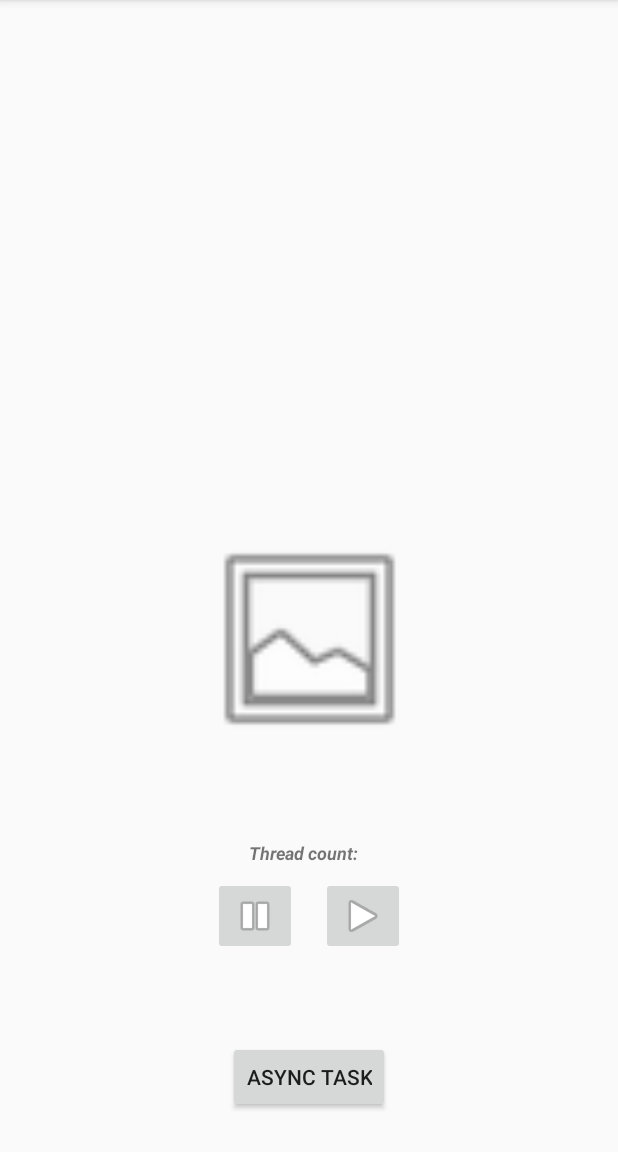
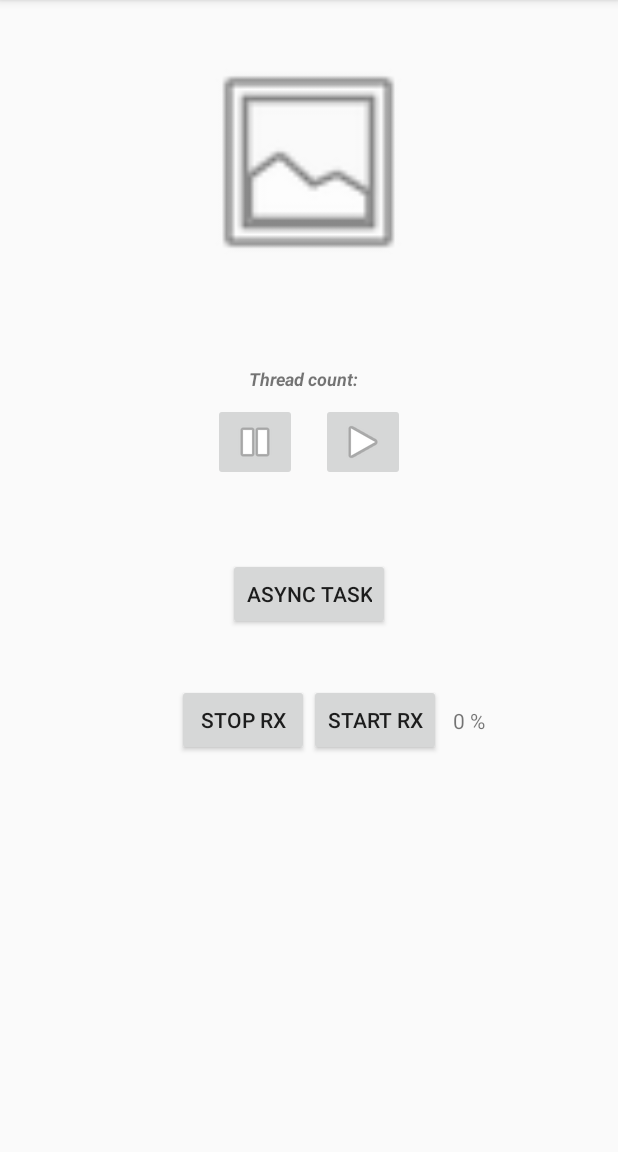
Before and after one commit to Daniil62/BackgroundThread, an Android app: the screen it shows after launch (MainActivity), on a phone screen of 412 x 824 dp, the part 84-1236 px from its top. Run offline under Robolectric (Android 15) with nearby library versions, the phone set to English and light mode, and no system bars; our stand-ins replace RxJava.

Commit message:
04. RxJava проталкивание и вытягивание. [150167#260314]

```diff
--- a/app/build.gradle
+++ b/app/build.gradle
@@ -26,6 +26,8 @@ dependencies {
     implementation fileTree(dir: 'libs', include: ['*.jar'])
     implementation 'com.android.support:appcompat-v7:28.0.0'
     implementation 'com.android.support.constraint:constraint-layout:2.0.4'
+    implementation 'io.reactivex.rxjava2:rxjava:2.1.6'
+    implementation 'io.reactivex.rxjava2:rxandroid:2.0.1'
     testImplementation 'junit:junit:4.12'
     androidTestImplementation 'com.android.support.test:runner:1.0.2'
     androidTestImplementation 'com.android.support.test.espresso:espresso-core:3.0.2'
--- a/app/src/main/java/ru/job4j/background_thread/MainActivity.java
+++ b/app/src/main/java/ru/job4j/background_thread/MainActivity.java
@@ -16,14 +16,22 @@ import android.widget.Toast;
 import java.io.InputStream;
 import java.lang.ref.WeakReference;
 import java.net.URL;
+import java.text.MessageFormat;
+import java.util.concurrent.TimeUnit;
+import io.reactivex.Observable;
+import io.reactivex.android.schedulers.AndroidSchedulers;
+import io.reactivex.disposables.Disposable;
 
 public class MainActivity extends AppCompatActivity {
     private Thread thread;
     private TextView threadText;
+    private TextView info;
     private Bitmap bitmap;
     private ImageView image;
     private ProgressBar pb;
     private ProgressBar pb2;
+    private ProgressBar pb3;
+    private Disposable sbr;
     public static WeakReference<MainActivity> activityWeakReference;
     private String url = "https://cdn.trinixy.ru/pics6/20200224/189250_12_trinixy_ru.jpg";
     @Override
@@ -33,22 +41,34 @@ public class MainActivity extends AppCompatActivity {
         ImageButton start_thread = findViewById(R.id.start_thread_button);
         ImageButton stop_thread = findViewById(R.id.stop_thread_button);
         threadText = findViewById(R.id.thread_count_textView);
+        info = findViewById(R.id.info_textView);
         image = findViewById(R.id.imageView);
         Button asyncTaskButton = findViewById(R.id.async_task_button);
+        Button startRx = findViewById(R.id.start_rx_button);
+        Button stopRx = findViewById(R.id.stop_rx_button);
         pb = findViewById(R.id.progressBar);
         pb2 = findViewById(R.id.progressBar2);
+        pb3 = findViewById(R.id.progressBar3);
+        boolean recreated = savedInstanceState != null;
+        final int startAt = recreated ? savedInstanceState.getInt(
+                "pb3_progress", 0) : 0;
+        String text = startAt + " %";
+        info.setText(text);
         start_thread.setOnClickListener(v -> startThread());
         stop_thread.setOnClickListener(v -> stopThread());
         image.setOnClickListener(v -> new ImageAsyncTask(this).execute(url));
         asyncTaskButton.setOnClickListener(v ->
             new SampleAsyncTask(this).execute(20)
         );
+        startRx.setOnClickListener(v -> startRx(startAt));
+        stopRx.setOnClickListener(v -> stopRx());
     }
     @Override
     protected void onSaveInstanceState(Bundle outState) {
         super.onSaveInstanceState(outState);
         outState.putParcelable("picture", bitmap);
         outState.putString("text", threadText.getText().toString());
+        outState.putInt("pb3_progress", pb3.getProgress());
     }
     @Override
     protected void onRestoreInstanceState(Bundle savedInstanceState) {
@@ -58,6 +78,11 @@ public class MainActivity extends AppCompatActivity {
             image.setImageBitmap(bitmap);
         }
         threadText.setText(savedInstanceState.getString("text"));
+    }
+    @Override
+    protected void onDestroy() {
+        super.onDestroy();
+        stopRx();
     }
     private void startThread() {
         thread = new Thread() {
@@ -98,6 +123,7 @@ public class MainActivity extends AppCompatActivity {
         }
         return bitmap;
     }
+//=================================================================================================
     private static class SampleAsyncTask extends AsyncTask<Integer, Integer, String> {
         SampleAsyncTask(MainActivity activity) {
             activityWeakReference = new WeakReference<>(activity);
@@ -185,4 +211,25 @@ public class MainActivity extends AppCompatActivity {
             activity.pb2.setVisibility(View.INVISIBLE);
         }
     }
+//=================================================================================================
+    private void startRx(int startAt) {
+        if (this.sbr == null || sbr.isDisposed()) {
+            sbr = Observable.interval(1, TimeUnit.SECONDS).observeOn(
+                    AndroidSchedulers.mainThread()).subscribe(
+                    v -> {
+                        info.setText(MessageFormat.format("{0}%", startAt + v.intValue()));
+                        pb3.setVisibility(View.VISIBLE);
+                        pb3.setProgress(startAt + v.intValue());
+                        if (pb3.getProgress() == 100) {
+                            stopRx();
+                        }
+                    });
+        }
+    }
+    private void stopRx() {
+        if (this.sbr != null) {
+            sbr.dispose();
+            this.pb3.setVisibility(View.INVISIBLE);
+        }
+    }
 }
--- a/app/src/main/res/layout-land/activity_main.xml
+++ b/app/src/main/res/layout-land/activity_main.xml
@@ -11,29 +11,24 @@
         android:id="@+id/linearLayout2"
         android:layout_width="wrap_content"
         android:layout_height="wrap_content"
+        android:layout_marginEnd="80dp"
         android:gravity="center"
-        android:layout_marginStart="8dp"
-        android:layout_marginTop="8dp"
-        android:layout_marginEnd="8dp"
-        android:layout_marginBottom="8dp"
         android:orientation="horizontal"
-        app:layout_constraintBottom_toBottomOf="parent"
-        app:layout_constraintEnd_toEndOf="parent"
-        app:layout_constraintStart_toStartOf="parent"
-        app:layout_constraintTop_toTopOf="parent">
+        app:layout_constraintBottom_toTopOf="@+id/progressBar2"
+        app:layout_constraintEnd_toEndOf="parent">
 
         <LinearLayout
             android:layout_width="wrap_content"
             android:layout_height="wrap_content"
-            android:orientation="vertical"
-            android:gravity="center">
+            android:gravity="center"
+            android:orientation="vertical">
 
             <TextView
                 android:id="@+id/thread_count_textView"
                 android:layout_width="wrap_content"
                 android:layout_height="wrap_content"
+                android:layout_gravity="center"
                 android:layout_margin="8dp"
-                android:layout_gravity="center"
                 android:text="@string/thread_count"
                 android:textSize="12dp"
                 android:textStyle="italic|bold"
@@ -43,8 +38,8 @@
                 android:layout_width="wrap_content"
                 android:layout_height="wrap_content"
                 android:layout_marginBottom="8dp"
-                android:orientation="horizontal"
-                android:gravity="center">
+                android:gravity="center"
+                android:orientation="horizontal">
 
                 <ImageButton
                     android:id="@+id/stop_thread_button"
@@ -75,15 +70,10 @@
         android:id="@+id/async_task_button"
         android:layout_width="wrap_content"
         android:layout_height="wrap_content"
-        android:layout_marginStart="8dp"
-        android:layout_marginTop="8dp"
-        android:layout_marginEnd="8dp"
-        android:layout_marginBottom="8dp"
         android:text="@string/asynctask"
         app:layout_constraintBottom_toBottomOf="parent"
         app:layout_constraintEnd_toEndOf="parent"
-        app:layout_constraintStart_toStartOf="parent"
-        app:layout_constraintTop_toBottomOf="@+id/linearLayout2" />
+        app:layout_constraintStart_toStartOf="parent" />
 
     <ProgressBar
         android:id="@+id/progressBar"
@@ -102,9 +92,54 @@
         android:layout_width="match_parent"
         android:layout_height="wrap_content"
         android:visibility="invisible"
-        app:layout_constraintEnd_toEndOf="@+id/linearLayout2"
-        app:layout_constraintStart_toStartOf="@+id/linearLayout2"
-        app:layout_constraintTop_toBottomOf="@+id/linearLayout2"
+        app:layout_constraintBottom_toTopOf="@+id/async_task_button"
+        app:layout_constraintEnd_toEndOf="parent"
+        app:layout_constraintHorizontal_bias="0.0"
+        app:layout_constraintStart_toStartOf="parent"
         tools:visibility="visible" />
 
+    <LinearLayout
+        android:id="@+id/linearLayout4"
+        android:layout_width="wrap_content"
+        android:layout_height="wrap_content"
+        android:orientation="horizontal"
+        app:layout_constraintEnd_toStartOf="@+id/linearLayout2"
+        app:layout_constraintStart_toEndOf="parent"
+        app:layout_constraintStart_toStartOf="parent"
+        app:layout_constraintTop_toBottomOf="@+id/progressBar3">
+
+        <Button
+            android:id="@+id/stop_rx_button"
+            android:layout_width="wrap_content"
+            android:layout_height="wrap_content"
+            android:text="@string/stop_rx"
+            tools:ignore="ButtonStyle" />
+
+        <Button
+            android:id="@+id/start_rx_button"
+            android:layout_width="wrap_content"
+            android:layout_height="wrap_content"
+            android:text="@string/start_rx"
+            tools:ignore="ButtonStyle" />
+    </LinearLayout>
+
+    <ProgressBar
+        android:id="@+id/progressBar3"
+        style="?android:attr/progressBarStyleHorizontal"
+        android:layout_width="match_parent"
+        android:layout_height="0dp"
+        android:visibility="invisible"
+        app:layout_constraintBottom_toTopOf="@+id/linearLayout2"
+        tools:layout_editor_absoluteX="0dp"
+        tools:visibility="visible" />
+
+    <TextView
+        android:id="@+id/info_textView"
+        android:layout_width="wrap_content"
+        android:layout_height="wrap_content"
+        android:layout_marginStart="8dp"
+        app:layout_constraintBottom_toBottomOf="@+id/linearLayout4"
+        app:layout_constraintStart_toEndOf="@+id/linearLayout4"
+        app:layout_constraintTop_toTopOf="@+id/linearLayout4" />
+
 </android.support.constraint.ConstraintLayout>
--- a/app/src/main/res/layout/activity_main.xml
+++ b/app/src/main/res/layout/activity_main.xml
@@ -11,14 +11,12 @@
         android:id="@+id/linearLayout2"
         android:layout_width="wrap_content"
         android:layout_height="wrap_content"
-        android:layout_marginStart="8dp"
-        android:layout_marginEnd="8dp"
-        android:layout_marginBottom="100dp"
+        android:layout_marginTop="20dp"
         android:orientation="vertical"
         android:paddingBottom="15dp"
-        app:layout_constraintBottom_toBottomOf="parent"
         app:layout_constraintEnd_toEndOf="parent"
-        app:layout_constraintStart_toStartOf="parent">
+        app:layout_constraintStart_toStartOf="parent"
+        app:layout_constraintTop_toBottomOf="@+id/linearLayout">
 
         <TextView
             android:id="@+id/thread_count_textView"
@@ -59,29 +57,38 @@
 
     </LinearLayout>
 
+    <LinearLayout
+        android:id="@+id/linearLayout"
+        android:layout_width="match_parent"
+        android:layout_height="wrap_content"
+        android:layout_marginTop="8dp"
+        android:gravity="center"
+        android:orientation="vertical"
+        app:layout_constraintTop_toTopOf="parent">
+
         <ImageView
             android:id="@+id/imageView"
             android:layout_width="150dp"
             android:layout_height="200dp"
-        android:layout_marginStart="8dp"
-        android:layout_marginEnd="8dp"
-        android:layout_marginBottom="8dp"
-        app:layout_constraintBottom_toTopOf="@+id/progressBar2"
-        app:layout_constraintEnd_toEndOf="parent"
-        app:layout_constraintStart_toStartOf="parent"
             app:srcCompat="@android:drawable/ic_menu_gallery"
             tools:ignore="ContentDescription" />
+
+        <ProgressBar
+            android:id="@+id/progressBar2"
+            style="?android:attr/progressBarStyleHorizontal"
+            android:layout_width="match_parent"
+            android:layout_height="wrap_content"
+            android:visibility="invisible"
+            tools:visibility="visible" />
+    </LinearLayout>
+
 
     <Button
         android:id="@+id/async_task_button"
         android:layout_width="wrap_content"
         android:layout_height="wrap_content"
-        android:layout_marginStart="8dp"
-        android:layout_marginTop="8dp"
-        android:layout_marginEnd="8dp"
-        android:layout_marginBottom="8dp"
+        android:layout_marginTop="20dp"
         android:text="@string/asynctask"
-        app:layout_constraintBottom_toBottomOf="parent"
         app:layout_constraintEnd_toEndOf="parent"
         app:layout_constraintStart_toStartOf="parent"
         app:layout_constraintTop_toBottomOf="@+id/linearLayout2" />
@@ -97,18 +104,52 @@
         app:layout_constraintBottom_toBottomOf="@+id/async_task_button"
         app:layout_constraintStart_toEndOf="@+id/async_task_button"/>
 
+    <LinearLayout
+        android:id="@+id/linearLayout3"
+        android:layout_width="wrap_content"
+        android:layout_height="wrap_content"
+        android:layout_marginStart="8dp"
+        android:layout_marginEnd="8dp"
+        android:orientation="horizontal"
+        app:layout_constraintEnd_toEndOf="parent"
+        app:layout_constraintStart_toStartOf="parent"
+        app:layout_constraintTop_toBottomOf="@+id/progressBar3">
+
+        <Button
+            android:id="@+id/stop_rx_button"
+            android:layout_width="wrap_content"
+            android:layout_height="wrap_content"
+            android:text="@string/stop_rx"
+            tools:ignore="ButtonStyle" />
+
+        <Button
+            android:id="@+id/start_rx_button"
+            android:layout_width="wrap_content"
+            android:layout_height="wrap_content"
+            android:text="@string/start_rx"
+            tools:ignore="ButtonStyle" />
+    </LinearLayout>
+
     <ProgressBar
-    android:id="@+id/progressBar2"
+        android:id="@+id/progressBar3"
         style="?android:attr/progressBarStyleHorizontal"
         android:layout_width="match_parent"
         android:layout_height="wrap_content"
-    android:layout_marginStart="8dp"
-    android:layout_marginEnd="8dp"
-    android:layout_marginBottom="10dp"
+        android:layout_marginTop="20dp"
         android:visibility="invisible"
         tools:visibility="visible"
-    app:layout_constraintBottom_toTopOf="@+id/linearLayout2"
-    app:layout_constraintEnd_toEndOf="parent"
-    app:layout_constraintStart_toStartOf="parent" />
+        app:layout_constraintTop_toBottomOf="@+id/async_task_button"
+        tools:layout_editor_absoluteX="181dp" />
+
+    <TextView
+        android:id="@+id/info_textView"
+        android:layout_width="wrap_content"
+        android:layout_height="wrap_content"
+        android:layout_marginStart="8dp"
+        android:layout_marginTop="8dp"
+        android:layout_marginBottom="8dp"
+        app:layout_constraintBottom_toBottomOf="@+id/linearLayout3"
+        app:layout_constraintStart_toEndOf="@+id/linearLayout3"
+        app:layout_constraintTop_toBottomOf="@+id/progressBar3" />
 
 </android.support.constraint.ConstraintLayout>
--- a/app/src/main/res/values/strings.xml
+++ b/app/src/main/res/values/strings.xml
@@ -2,4 +2,6 @@
     <string name="app_name">Background Thread</string>
     <string name="thread_count">Thread count:\t</string>
     <string name="asynctask">Async Task</string>
+    <string name="stop_rx">stop rx</string>
+    <string name="start_rx">start rx</string>
 </resources>
```
Lines whose indentation alone changed are shown as unchanged.
